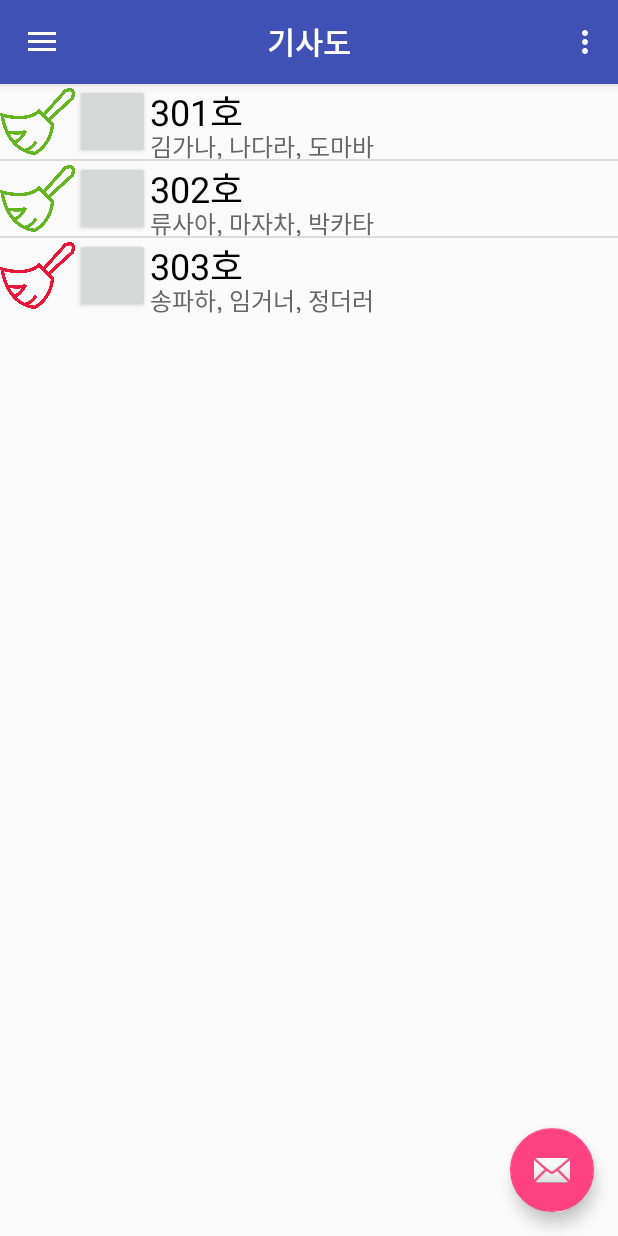
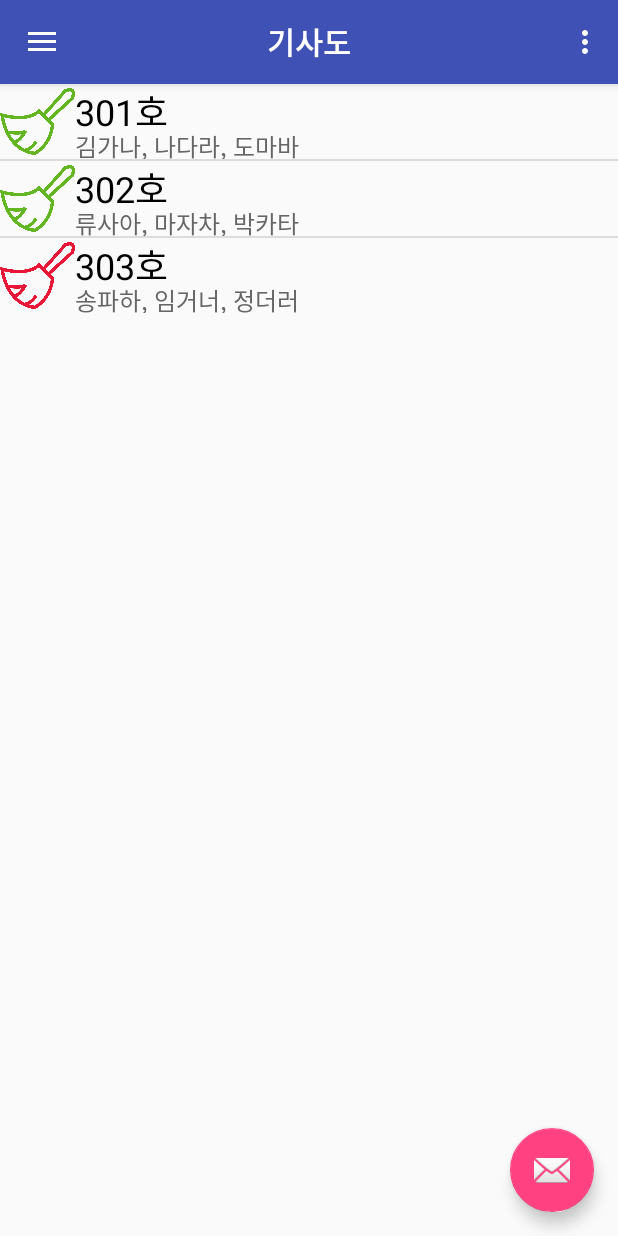
Before and after one commit to CHANMYUNG/SW-Camp-Hackathon-Chivalry, an Android app: the screen it shows after launch (MainActivity), on a phone screen of 412 x 824 dp. Run offline under Robolectric (Android 15) with nearby library versions, the phone set to English and light mode, and no system bars.

Commit message:
Delete Attention Button in ListView in Main

```diff
--- a/Chivalry/app/src/main/java/com/example/a10102/chivalry/ListViewItem.java
+++ b/Chivalry/app/src/main/java/com/example/a10102/chivalry/ListViewItem.java
@@ -16,9 +16,6 @@ public class ListViewItem {
     public void setCleanIcon(Drawable icon) {
         cleanIconDrawable = icon;
     }
-    public void setAttentionIcon(Drawable button) {
-        attentionIconDrawable = button;
-    }
     public void setRoom(String title) {
         roomStr = title;
     }
@@ -29,9 +26,6 @@ public class ListViewItem {
     public Drawable getCleanIcon() {
         return this.cleanIconDrawable;
     }
-    public Drawable getAttentionIcon() {
-        return this.attentionIconDrawable;
-    }
     public String getRoom() {
         return this.roomStr;
     }
--- a/Chivalry/app/src/main/res/layout/list_view_item.xml
+++ b/Chivalry/app/src/main/res/layout/list_view_item.xml
@@ -8,10 +8,6 @@
         android:id="@+id/imageview1"
         android:layout_gravity="end"
         android:layout_weight="1"/>
-    <Button
-        android:layout_width="50dp"
-        android:layout_height="50dp"
-        android:id="@+id/button1"/>
     <LinearLayout
         android:layout_width="wrap_content"
         android:layout_height="match_parent"
@@ -20,7 +16,7 @@
         <TextView
             android:layout_width="match_parent"
             android:layout_height="wrap_content"
-            android:text="New Text"
+            android:text="RoomNumber"
             android:id="@+id/textView1"
             android:textSize="24dp"
             android:textColor="#000000"
@@ -29,7 +25,7 @@
         <TextView
             android:layout_width="match_parent"
             android:layout_height="wrap_content"
-            android:text="New Text"
+            android:text="MemberList"
             android:id="@+id/textView2"
             android:textSize="16dp"
             android:textColor="#666666"
```
